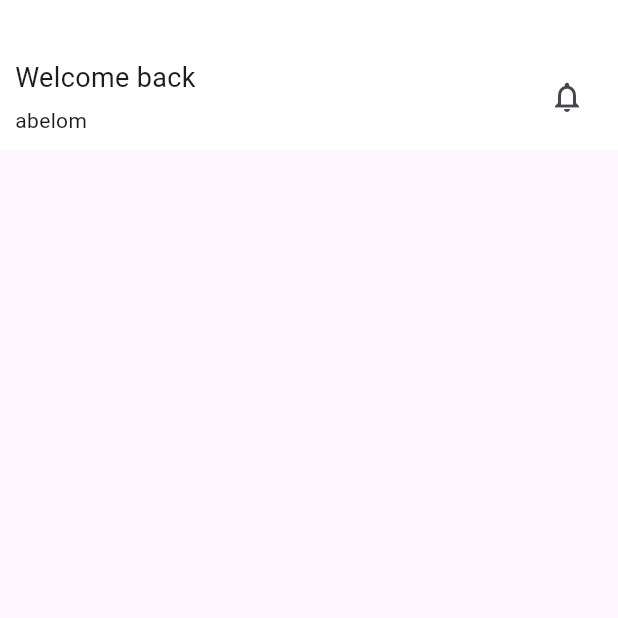
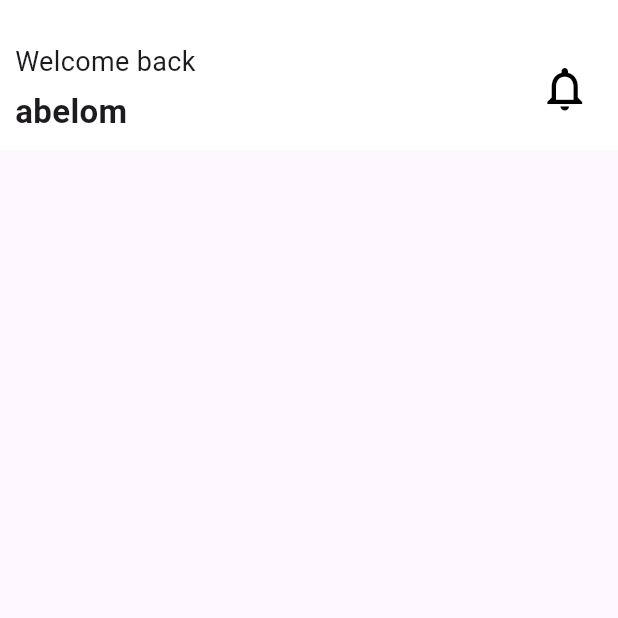
Before and after one commit to Melak-tefera/payment-app-prototype, a Flutter app: the screen it shows after launch, on a phone screen of 412 x 824 dp, the top half of it. Run offline on Flutter 3.47's test engine with Material 3 defaults, Android fonts, the phone set to English and light mode, and no system bars.

```diff
--- a/lib/pages/homepage.dart
+++ b/lib/pages/homepage.dart
@@ -30,11 +30,24 @@ const HomePage({super.key});
                               ),
                               ),
                               SizedBox(height: 5,),
-                            Text("abelom"),
+                            Text(
+                              "abelom",
+                              style: TextStyle(
+                                fontSize: 22,
+                                fontWeight: FontWeight.bold
+                              ),
+                              ),
 
                           ],
                         ),
-                        IconButton(onPressed: (){}, icon: Icon(Icons.notifications_none))
+                        IconButton(
+                          onPressed: (){},
+                          icon: Icon(
+                            Icons.notifications_none,
+                            size: 35,
+                            color: Colors.black,
+                            )
+                          )
 
                       ],
                     ),
```
